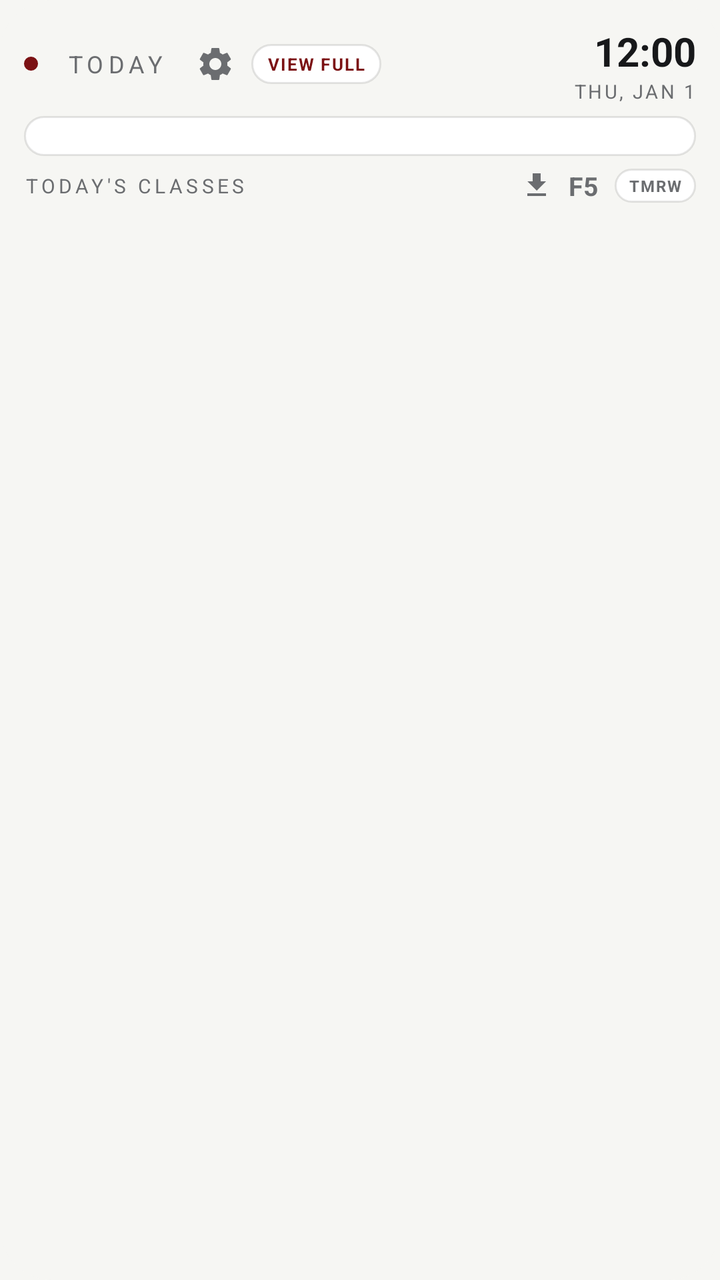
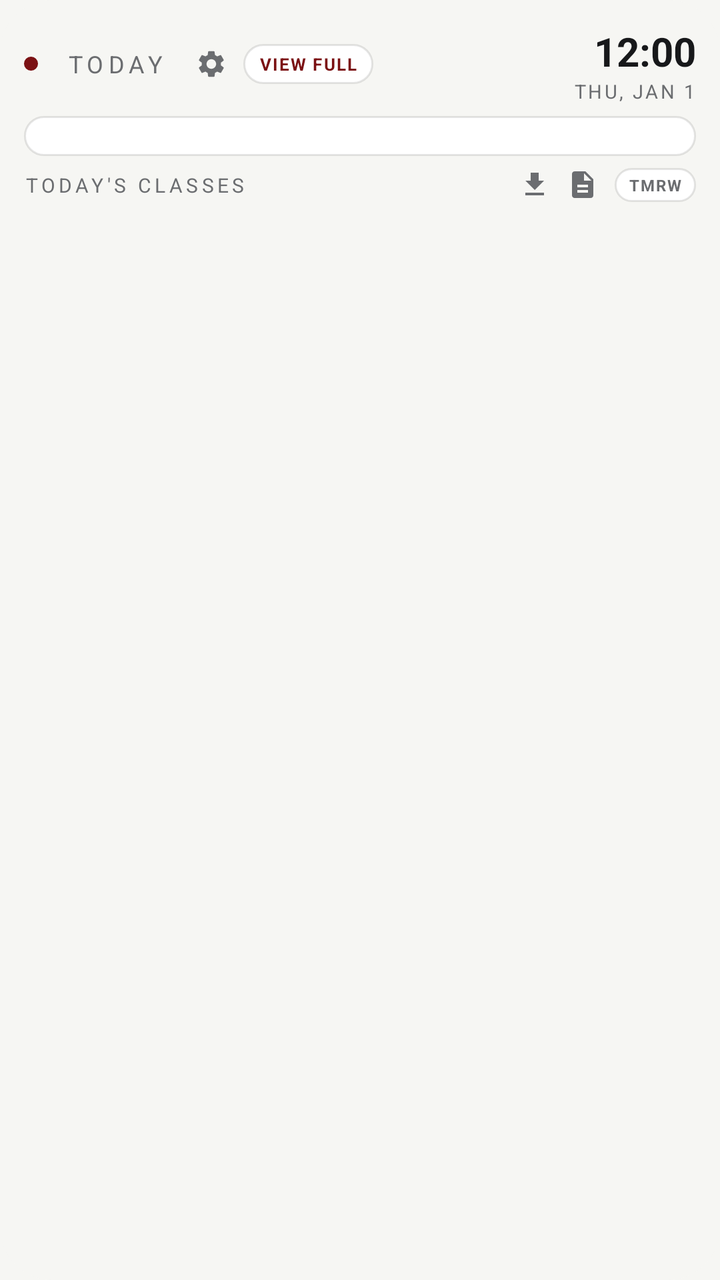

Compare the two renders of this Android layout. The source of the first and the diff that turns it into the second are given below.
<!-- AndroidManifest.xml: application theme Theme.CRSScheduler.GE -->
<!-- res/layout/today_widget_ge.xml -->
<?xml version="1.0" encoding="utf-8"?>
<FrameLayout xmlns:android="http://schemas.android.com/apk/res/android"
    android:layout_width="match_parent"
    android:layout_height="match_parent"
    android:background="@drawable/widget_bg_ge"
    android:clipToOutline="true">

    <LinearLayout
        android:layout_width="match_parent"
        android:layout_height="match_parent"
        android:orientation="vertical"
        android:paddingStart="12dp"
        android:paddingTop="12dp"
        android:paddingEnd="12dp"
        android:paddingBottom="12dp">

                <LinearLayout
            android:layout_width="match_parent"
            android:layout_height="wrap_content"
            android:orientation="horizontal"
            android:gravity="center_vertical"
            android:layout_marginBottom="6dp">

            <ImageView
                android:layout_width="7dp"
                android:layout_height="7dp"
                android:src="@drawable/dot_accent_ge" />

            <TextView
                android:id="@+id/header_brand_label"
                android:layout_width="wrap_content"
                android:layout_height="wrap_content"
                android:layout_marginStart="7dp"
                android:paddingStart="7dp"
                android:paddingEnd="7dp"
                android:paddingTop="3dp"
                android:paddingBottom="3dp"
                android:text="TODAY"
                android:textColor="@color/ge_ink_dim"
                android:textSize="12sp"
                android:letterSpacing="0.2" />

            <ImageView
                android:id="@+id/btn_settings"
                android:layout_width="20dp"
                android:layout_height="20dp"
                android:layout_marginStart="8dp"
                android:src="@drawable/ic_settings_ge" />

            <LinearLayout
                android:id="@+id/btn_view_full_schedule"
                android:layout_width="wrap_content"
                android:layout_height="wrap_content"
                android:layout_marginStart="8dp"
                android:gravity="center"
                android:paddingStart="8dp"
                android:paddingEnd="8dp"
                android:paddingTop="4dp"
                android:paddingBottom="4dp"
                android:background="@drawable/chip_outline_bg_ge">

                <TextView
                    android:layout_width="wrap_content"
                    android:layout_height="wrap_content"
                    android:text="VIEW FULL"
                    android:textColor="@color/ge_accent"
                    android:textStyle="bold"
                    android:textSize="8.5sp"
                    android:letterSpacing="0.08" />
            </LinearLayout>

            <TextView
                android:layout_width="0dp"
                android:layout_height="1dp"
                android:layout_weight="1" />

            <LinearLayout
                android:layout_width="wrap_content"
                android:layout_height="wrap_content"
                android:orientation="vertical"
                android:gravity="end">

                <TextClock
                    android:id="@+id/clock_time"
                    android:layout_width="wrap_content"
                    android:layout_height="wrap_content"
                    android:format12Hour="h:mm"
                    android:format24Hour="HH:mm"
                    android:textColor="@color/ge_ink"
                    android:textSize="20sp"
                    android:textStyle="bold" />

                <TextClock
                    android:id="@+id/clock_date"
                    android:layout_width="wrap_content"
                    android:layout_height="wrap_content"
                    android:format12Hour="EEE, MMM d"
                    android:format24Hour="EEE, MMM d"
                    android:textAllCaps="true"
                    android:textColor="@color/ge_ink_dim"
                    android:textSize="9.5sp"
                    android:letterSpacing="0.12" />
            </LinearLayout>
        </LinearLayout>

                <FrameLayout
            android:id="@+id/hero_card"
            android:layout_width="match_parent"
            android:layout_height="wrap_content"
            android:background="@drawable/card_bg_ge"
            android:padding="10dp"
            android:layout_marginBottom="6dp">

            <LinearLayout
                android:id="@+id/hero_content"
                android:layout_width="match_parent"
                android:layout_height="wrap_content"
                android:orientation="horizontal"
                android:gravity="center_vertical"
                android:visibility="gone">

                <ImageView
                    android:id="@+id/hero_ring"
                    android:layout_width="64dp"
                    android:layout_height="64dp" />

                <LinearLayout
                    android:layout_width="0dp"
                    android:layout_height="wrap_content"
                    android:layout_weight="1"
                    android:layout_marginStart="12dp"
                    android:orientation="vertical">

                    <TextView
                        android:id="@+id/hero_label"
                        android:layout_width="wrap_content"
                        android:layout_height="wrap_content"
                        android:textColor="@color/ge_accent"
                        android:textSize="10sp"
                        android:letterSpacing="0.2"
                        android:textStyle="bold" />

                    <TextView
                        android:id="@+id/hero_class"
                        android:layout_width="match_parent"
                        android:layout_height="wrap_content"
                        android:textColor="@color/ge_ink"
                        android:textStyle="bold"
                        android:textSize="15.5sp"
                        android:maxLines="1"
                        android:ellipsize="end"
                        android:layout_marginTop="3dp" />

                    <TextView
                        android:id="@+id/hero_meta"
                        android:layout_width="match_parent"
                        android:layout_height="wrap_content"
                        android:textColor="@color/ge_ink_dim"
                        android:textSize="10.5sp"
                        android:maxLines="1"
                        android:ellipsize="end"
                        android:layout_marginTop="4dp" />

                    <Chronometer
                        android:id="@+id/hero_countdown"
                        android:layout_width="wrap_content"
                        android:layout_height="wrap_content"
                        android:textColor="@color/ge_ink"
                        android:textSize="13sp"
                        android:layout_marginTop="6dp"
                        android:textStyle="bold" />
                </LinearLayout>
            </LinearLayout>

            <LinearLayout
                android:id="@+id/hero_empty"
                android:layout_width="match_parent"
                android:layout_height="wrap_content"
                android:orientation="vertical"
                android:gravity="center"
                android:visibility="gone">

                <TextView
                    android:id="@+id/hero_empty_title"
                    android:layout_width="match_parent"
                    android:layout_height="wrap_content"
                    android:gravity="center"
                    android:textColor="@color/ge_ink"
                    android:textStyle="bold"
                    android:textSize="13.5sp" />

                <TextView
                    android:id="@+id/hero_empty_sub"
                    android:layout_width="match_parent"
                    android:layout_height="wrap_content"
                    android:gravity="center"
                    android:textColor="@color/ge_ink_dim"
                    android:textSize="11sp"
                    android:layout_marginTop="4dp" />
            </LinearLayout>
        </FrameLayout>

        <LinearLayout
            android:layout_width="match_parent"
            android:layout_height="wrap_content"
            android:orientation="horizontal"
            android:gravity="center_vertical"
            android:layout_marginBottom="4dp">

            <TextView
                android:id="@+id/today_list_title"
                android:layout_width="0dp"
                android:layout_height="wrap_content"
                android:layout_weight="1"
                android:text="TODAY'S CLASSES"
                android:textColor="@color/ge_ink_dim"
                android:textSize="10sp"
                android:letterSpacing="0.18"
                android:maxLines="1"
                android:ellipsize="end" />

            <ImageView
                android:id="@+id/btn_save"
                android:layout_width="16dp"
                android:layout_height="16dp"
                android:layout_marginStart="8dp"
                android:src="@drawable/ic_save_ge" />

            <TextView
                android:id="@+id/btn_form5"
                android:layout_width="wrap_content"
                android:layout_height="wrap_content"
                android:layout_marginStart="8dp"
                android:text="F5"
                android:textColor="@color/ge_ink_dim"
                android:textSize="13sp"
                android:textStyle="bold"
                android:letterSpacing="0.02" />

            <TextView
                android:id="@+id/btn_toggle_tomorrow"
                android:layout_width="wrap_content"
                android:layout_height="wrap_content"
                android:layout_marginStart="8dp"
                android:paddingStart="7dp"
                android:paddingEnd="7dp"
                android:paddingTop="3dp"
                android:paddingBottom="3dp"
                android:text="TMRW"
                android:textColor="@color/ge_ink_dim"
                android:textSize="8sp"
                android:textStyle="bold"
                android:letterSpacing="0.08"
                android:background="@drawable/chip_outline_bg_ge" />
        </LinearLayout>

        <FrameLayout
            android:id="@+id/today_list_wrapper"
            android:layout_width="match_parent"
            android:layout_height="0dp"
            android:layout_weight="1">

            <ListView
                android:id="@+id/today_list_listview"
                android:layout_width="match_parent"
                android:layout_height="match_parent"
                android:divider="@null"
                android:dividerHeight="0dp"
                android:scrollbars="none"
                android:listSelector="@android:color/transparent"
                android:clipToPadding="false" />

            <TextView
                android:id="@+id/today_list_empty"
                android:layout_width="match_parent"
                android:layout_height="wrap_content"
                android:layout_gravity="center"
                android:gravity="center"
                android:visibility="gone"
                android:text="No classes today."
                android:maxLines="2"
                android:ellipsize="end"
                android:textColor="@color/ge_ink_dim"
                android:textSize="11sp" />
        </FrameLayout>

    </LinearLayout>

</FrameLayout>
<!-- resources referenced by this layout -->
<resources>
  <color name="ge_accent">#7B1113</color>
  <color name="ge_ink">#17181A</color>
  <color name="ge_ink_dim">#6B6D70</color>
  <!-- drawable card_bg_ge (drawable) -->
  <?xml version="1.0" encoding="utf-8"?>
  <shape xmlns:android="http://schemas.android.com/apk/res/android">
      <solid android:color="@color/ge_surface" />
      <corners android:radius="22dp" />
      <stroke android:width="1dp" android:color="@color/ge_line" />
  </shape>
  <!-- drawable chip_outline_bg_ge (drawable) -->
  <?xml version="1.0" encoding="utf-8"?>
  <shape xmlns:android="http://schemas.android.com/apk/res/android">
      <solid android:color="@color/ge_surface" />
      <corners android:radius="10dp" />
      <stroke android:width="1dp" android:color="@color/ge_line" />
  </shape>
  <!-- drawable dot_accent_ge (drawable) -->
  <?xml version="1.0" encoding="utf-8"?>
  <shape xmlns:android="http://schemas.android.com/apk/res/android" android:shape="oval">
      <solid android:color="@color/ge_accent" />
  </shape>
  <!-- drawable ic_save_ge (drawable) -->
  <?xml version="1.0" encoding="utf-8"?>
  <vector xmlns:android="http://schemas.android.com/apk/res/android"
      android:width="24dp"
      android:height="24dp"
      android:viewportWidth="24"
      android:viewportHeight="24"
      android:tint="@color/ge_ink_dim">
      <path
          android:fillColor="#FF000000"
          android:pathData="M19,9h-4V3H9v6H5l7,7l7,-7zM5,18v2h14v-2H5z" />
  </vector>
  <!-- drawable ic_settings_ge (drawable) -->
  <?xml version="1.0" encoding="utf-8"?>
  <vector xmlns:android="http://schemas.android.com/apk/res/android"
      android:width="24dp"
      android:height="24dp"
      android:viewportWidth="24"
      android:viewportHeight="24"
      android:tint="@color/ge_ink_dim">
      <path
          android:fillColor="#FF000000"
          android:pathData="M19.14,12.94c0.04,-0.3 0.06,-0.61 0.06,-0.94c0,-0.32 -0.02,-0.64 -0.07,-0.94l2.03,-1.58c0.18,-0.14 0.23,-0.41 0.12,-0.61l-1.92,-3.32c-0.12,-0.22 -0.37,-0.29 -0.59,-0.22l-2.39,0.96c-0.5,-0.38 -1.03,-0.7 -1.62,-0.94L14.4,2.81c-0.04,-0.24 -0.24,-0.41 -0.48,-0.41h-3.84c-0.24,0 -0.43,0.17 -0.47,0.41L9.25,5.35C8.66,5.59 8.12,5.92 7.63,6.29L5.24,5.33c-0.22,-0.08 -0.47,0 -0.59,0.22L2.74,8.87C2.62,9.08 2.66,9.34 2.86,9.48l2.03,1.58C4.84,11.36 4.8,11.69 4.8,12s0.02,0.64 0.07,0.94l-2.03,1.58c-0.18,0.14 -0.23,0.41 -0.12,0.61l1.92,3.32c0.12,0.22 0.37,0.29 0.59,0.22l2.39,-0.96c0.5,0.38 1.03,0.7 1.62,0.94l0.36,2.54c0.05,0.24 0.24,0.41 0.48,0.41h3.84c0.24,0 0.44,-0.17 0.47,-0.41l0.36,-2.54c0.59,-0.24 1.13,-0.56 1.62,-0.94l2.39,0.96c0.22,0.08 0.47,0 0.59,-0.22l1.92,-3.32c0.12,-0.22 0.07,-0.47 -0.12,-0.61L19.14,12.94zM12,15.6c-1.98,0 -3.6,-1.62 -3.6,-3.6s1.62,-3.6 3.6,-3.6s3.6,1.62 3.6,3.6S13.98,15.6 12,15.6z" />
  </vector>
  <!-- drawable widget_bg_ge (drawable) -->
  <?xml version="1.0" encoding="utf-8"?>
  <shape xmlns:android="http://schemas.android.com/apk/res/android">
      <solid android:color="@color/ge_bg" />
      <corners android:radius="26dp" />
  </shape>
  <style name="Theme.CRSScheduler.GE" parent="Theme.AppCompat.DayNight.NoActionBar">
          <item name="android:windowBackground">@color/ge_bg</item>
          <item name="colorPrimary">@color/ge_accent</item>
          <item name="colorPrimaryDark">@color/ge_bg</item>
          <item name="colorAccent">@color/ge_accent</item>
      </style>
  <color name="ge_surface">#FFFFFF</color>
  <color name="ge_line">#1A000000</color>
  <color name="ge_bg">#F6F6F3</color>
</resources>

<!-- the commit's change to res/layout/today_widget_ge.xml (unified diff, before → after) -->
@@ -42,8 +42,8 @@
 
             <ImageView
                 android:id="@+id/btn_settings"
-                android:layout_width="20dp"
-                android:layout_height="20dp"
+                android:layout_width="16dp"
+                android:layout_height="16dp"
                 android:layout_marginStart="8dp"
                 android:src="@drawable/ic_settings_ge" />
 
@@ -60,6 +60,7 @@
                 android:background="@drawable/chip_outline_bg_ge">
 
                 <TextView
+                    android:id="@+id/view_full_schedule_label"
                     android:layout_width="wrap_content"
                     android:layout_height="wrap_content"
                     android:text="VIEW FULL"
@@ -226,16 +227,12 @@
                 android:layout_marginStart="8dp"
                 android:src="@drawable/ic_save_ge" />
 
-            <TextView
+            <ImageView
                 android:id="@+id/btn_form5"
-                android:layout_width="wrap_content"
-                android:layout_height="wrap_content"
-                android:layout_marginStart="8dp"
-                android:text="F5"
-                android:textColor="@color/ge_ink_dim"
-                android:textSize="13sp"
-                android:textStyle="bold"
-                android:letterSpacing="0.02" />
+                android:layout_width="16dp"
+                android:layout_height="16dp"
+                android:layout_marginStart="8dp"
+                android:src="@drawable/ic_form5_ge" />
 
             <TextView
                 android:id="@+id/btn_toggle_tomorrow"
<!-- resource entries referenced after the edit -->
@@ -22,6 +22,18 @@
   <shape xmlns:android="http://schemas.android.com/apk/res/android" android:shape="oval">
       <solid android:color="@color/ge_accent" />
   </shape>
+  <!-- drawable ic_form5_ge (drawable) -->
+  <?xml version="1.0" encoding="utf-8"?>
+  <vector xmlns:android="http://schemas.android.com/apk/res/android"
+      android:width="24dp"
+      android:height="24dp"
+      android:viewportWidth="24"
+      android:viewportHeight="24"
+      android:tint="@color/ge_ink_dim">
+      <path
+          android:fillColor="#FF000000"
+          android:pathData="M14,2H6C4.9,2 4,2.9 4,4v16c0,1.1 0.89,2 1.99,2H18c1.1,0 2,-0.9 2,-2V8L14,2zM16,18H8v-2h8V18zM16,14H8v-2h8V14zM13,9V3.5L18.5,9H13z" />
+  </vector>
   <!-- drawable ic_save_ge (drawable) -->
   <?xml version="1.0" encoding="utf-8"?>
   <vector xmlns:android="http://schemas.android.com/apk/res/android"
